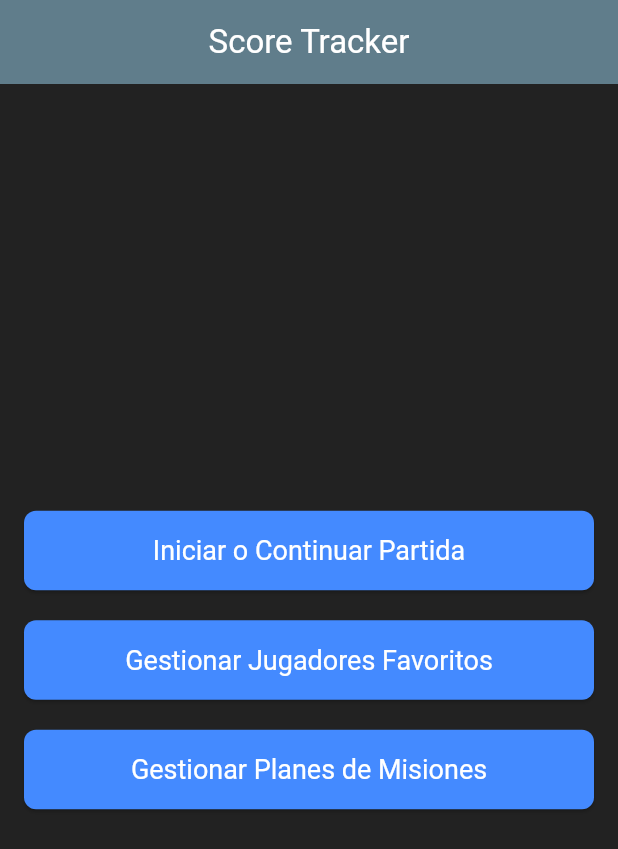
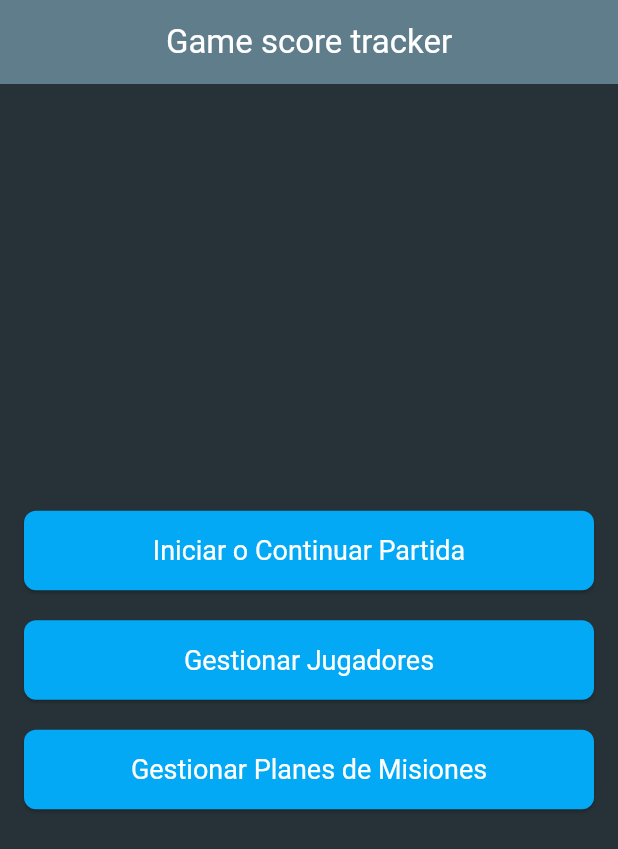
Before and after one commit to JPastorF/cedhmissions, a Flutter app: the screen it shows after launch, on a phone screen of 412 x 824 dp. Shown: the top 849 px of the screen. Run offline on Flutter 3.47's test engine with Material 3 defaults, Android fonts, the light colour scheme and no system bars; our stand-ins replace shared_preferences.

Commit message:
Change to dark theme

```diff
--- a/lib/main.dart
+++ b/lib/main.dart
@@ -33,7 +33,7 @@ class MyApp extends StatelessWidget {
       darkTheme: ThemeData(
         brightness: Brightness.dark,
         primaryColor: Colors.blueGrey.shade900,
-        scaffoldBackgroundColor: Colors.black87,
+        scaffoldBackgroundColor: Colors.blueGrey.shade900,
         appBarTheme: const AppBarTheme(
           backgroundColor: Colors.blueGrey,
           foregroundColor: Colors.white,
@@ -62,7 +62,7 @@ class MyApp extends StatelessWidget {
         ),
         elevatedButtonTheme: ElevatedButtonThemeData(
           style: ElevatedButton.styleFrom(
-            backgroundColor: Colors.blueAccent,
+            backgroundColor: Colors.lightBlue,
             foregroundColor: Colors.white,
             shape: RoundedRectangleBorder(
               borderRadius: BorderRadius.circular(8),
--- a/lib/providers/game_provider.dart
+++ b/lib/providers/game_provider.dart
@@ -41,7 +41,8 @@ class GameProvider with ChangeNotifier {
 
   // Reinicia la partida actual
   void resetGame() {
-    _currentGame = null;
+    //_currentGame = null;
+    _currentGame = Game(id: _uuid.v4());
     _saveGame();
     notifyListeners();
   }
--- a/lib/screens/favorite_players_screen.dart
+++ b/lib/screens/favorite_players_screen.dart
@@ -94,7 +94,7 @@ class FavoritePlayersScreen extends StatelessWidget {
   Widget build(BuildContext context) {
     return Scaffold(
       appBar: AppBar(
-        title: const Text('Jugadores Favoritos'),
+        title: const Text('Jugadores'),
         actions: [
           IconButton(
             icon: const Icon(Icons.person_add),
--- a/lib/screens/home_screen.dart
+++ b/lib/screens/home_screen.dart
@@ -9,7 +9,10 @@ class HomeScreen extends StatelessWidget {
   @override
   Widget build(BuildContext context) {
     return Scaffold(
-      appBar: AppBar(title: const Text('Score Tracker'), centerTitle: true),
+      appBar: AppBar(
+        title: const Text('Game score tracker'),
+        centerTitle: true,
+      ),
       body: Center(
         child: Padding(
           padding: const EdgeInsets.all(16.0),
@@ -44,7 +47,7 @@ class HomeScreen extends StatelessWidget {
                   padding: const EdgeInsets.symmetric(vertical: 16.0),
                   textStyle: const TextStyle(fontSize: 18),
                 ),
-                child: const Text('Gestionar Jugadores Favoritos'),
+                child: const Text('Gestionar Jugadores'),
               ),
               const SizedBox(height: 20),
               // Nuevo botón para la gestión de planes de misiones
```
Also changed, not shown: lib/screens/game_screen.dart (+9 -4 lines), lib/screens/round_detail_screen.dart (+8 -7 lines), lib/widgets/player_score_card.dart (+6 -6 lines).
